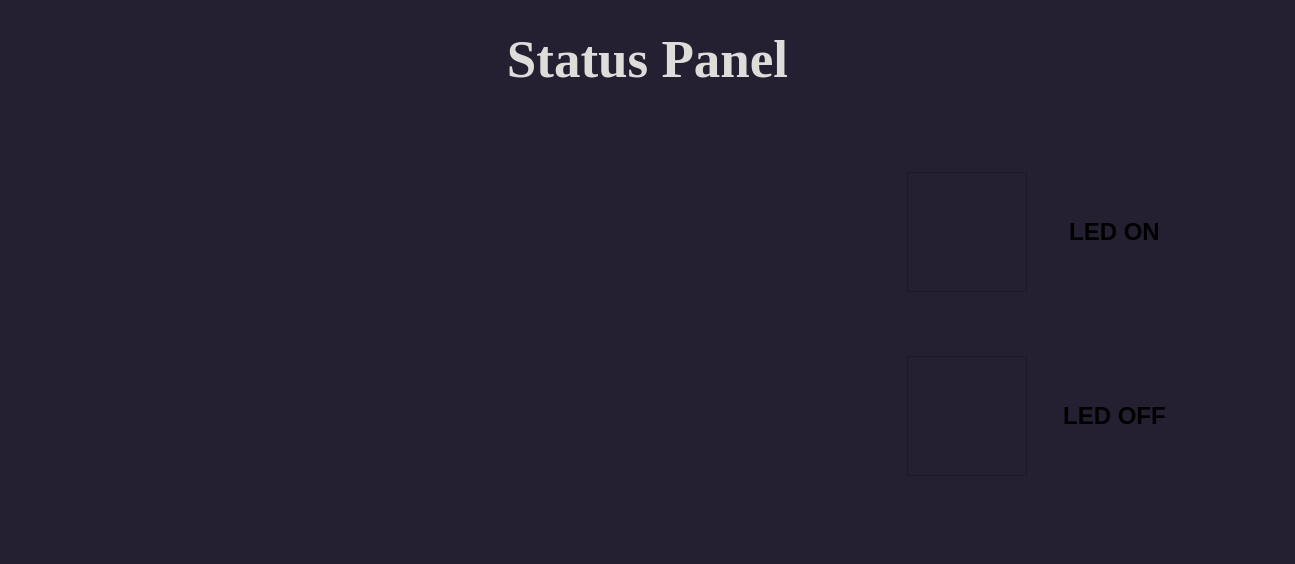
Qt form Infotainment-System-UI/carStatus_App/carstatus_app.ui (ItzEnigma/infotainment-system) before a commit.
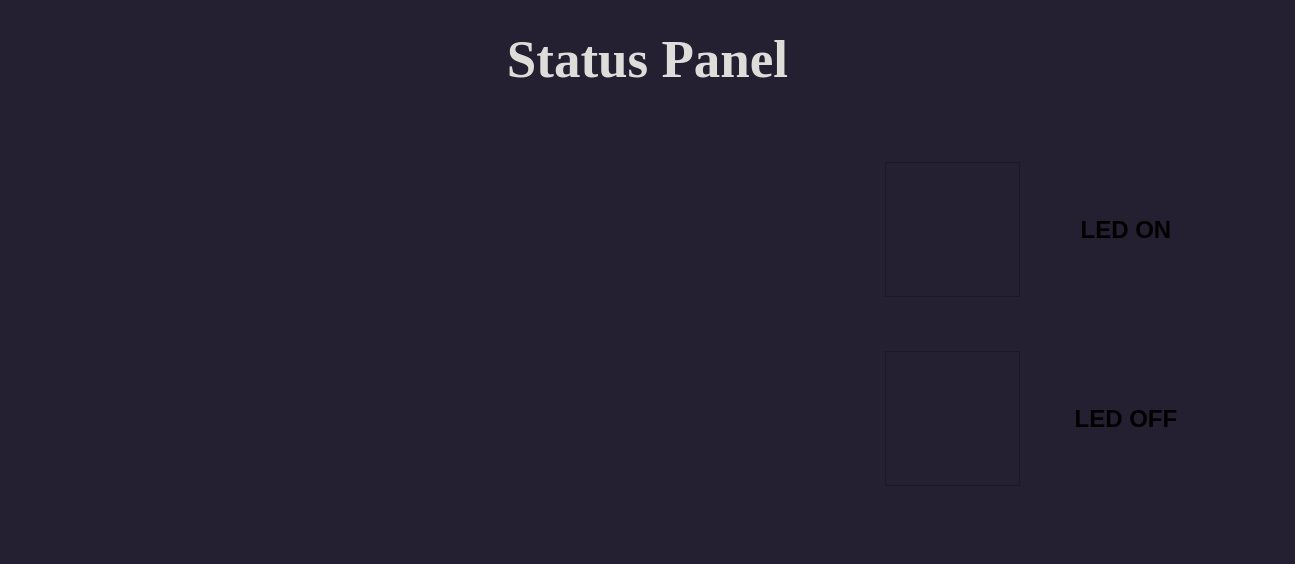
The same form after that commit.

```diff
--- a/Infotainment-System-UI/carStatus_App/carstatus_app.ui
+++ b/Infotainment-System-UI/carStatus_App/carstatus_app.ui
@@ -69,7 +69,7 @@
           </property>
           <property name="sizeHint" stdset="0">
            <size>
-            <width>100</width>
+            <width>40</width>
             <height>20</height>
            </size>
           </property>
@@ -85,7 +85,7 @@
           </property>
           <property name="sizeHint" stdset="0">
            <size>
-            <width>10</width>
+            <width>5</width>
             <height>120</height>
            </size>
           </property>
@@ -101,7 +101,7 @@
           </property>
           <property name="minimumSize">
            <size>
-            <width>120</width>
+            <width>200</width>
             <height>50</height>
            </size>
           </property>
@@ -154,7 +154,7 @@
           </property>
           <property name="sizeHint" stdset="0">
            <size>
-            <width>10</width>
+            <width>5</width>
             <height>80</height>
            </size>
           </property>
@@ -170,8 +170,8 @@
           </property>
           <property name="minimumSize">
            <size>
-            <width>240</width>
-            <height>240</height>
+            <width>220</width>
+            <height>220</height>
            </size>
           </property>
           <property name="styleSheet">
@@ -195,7 +195,7 @@
           </property>
           <property name="sizeHint" stdset="0">
            <size>
-            <width>150</width>
+            <width>120</width>
             <height>20</height>
            </size>
           </property>
@@ -213,7 +213,7 @@
         </property>
         <property name="sizeHint" stdset="0">
          <size>
-          <width>80</width>
+          <width>50</width>
           <height>20</height>
          </size>
         </property>
@@ -240,8 +240,8 @@
            <widget class="QFrame" name="red_led_frame">
             <property name="minimumSize">
              <size>
-              <width>120</width>
-              <height>120</height>
+              <width>135</width>
+              <height>135</height>
              </size>
             </property>
             <property name="frameShape">
@@ -262,7 +262,7 @@
             </property>
             <property name="sizeHint" stdset="0">
              <size>
-              <width>30</width>
+              <width>20</width>
               <height>20</height>
              </size>
             </property>
@@ -272,7 +272,7 @@
            <widget class="QLabel" name="LED1_Status">
             <property name="minimumSize">
              <size>
-              <width>100</width>
+              <width>160</width>
               <height>50</height>
              </size>
             </property>
@@ -311,8 +311,8 @@
            <widget class="QFrame" name="blue_led_frame">
             <property name="minimumSize">
              <size>
-              <width>120</width>
-              <height>120</height>
+              <width>135</width>
+              <height>135</height>
              </size>
             </property>
             <property name="frameShape">
@@ -333,7 +333,7 @@
             </property>
             <property name="sizeHint" stdset="0">
              <size>
-              <width>30</width>
+              <width>20</width>
               <height>20</height>
              </size>
             </property>
@@ -343,7 +343,7 @@
            <widget class="QLabel" name="LED2_Status">
             <property name="minimumSize">
              <size>
-              <width>100</width>
+              <width>160</width>
               <height>50</height>
              </size>
             </property>
@@ -388,7 +388,7 @@
         </property>
         <property name="sizeHint" stdset="0">
          <size>
-          <width>120</width>
+          <width>80</width>
           <height>20</height>
          </size>
         </property>
```
